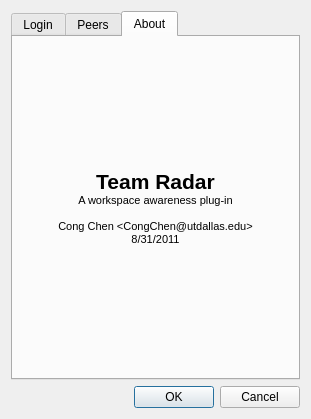
First picture: the form in TeamRadarDlg.ui, repository congchenutd/teamradar, before the edit.
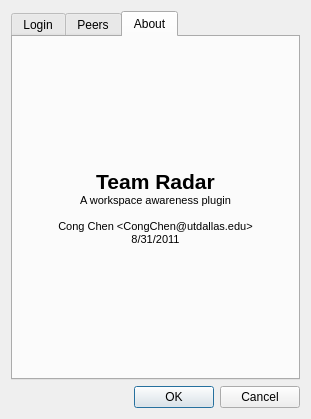
Second picture: the form after the edit. The open tabs and pages were chosen to show the change.

Patch:
```diff
--- a/TeamRadarDlg.ui
+++ b/TeamRadarDlg.ui
@@ -150,7 +150,7 @@
 p, li { white-space: pre-wrap; }
 &lt;/style&gt;&lt;/head&gt;&lt;body style=&quot; font-family:'MS Shell Dlg 2'; font-size:7.85455pt; font-weight:400; font-style:normal;&quot;&gt;
 &lt;p align=&quot;center&quot; style=&quot; margin-top:0px; margin-bottom:0px; margin-left:0px; margin-right:0px; -qt-block-indent:0; text-indent:0px;&quot;&gt;&lt;span style=&quot; font-size:16pt; font-weight:600;&quot;&gt;Team Radar&lt;/span&gt;&lt;/p&gt;
-&lt;p align=&quot;center&quot; style=&quot; margin-top:0px; margin-bottom:0px; margin-left:0px; margin-right:0px; -qt-block-indent:0; text-indent:0px;&quot;&gt;&lt;span style=&quot; font-size:8pt;&quot;&gt;A workspace awareness plug-in&lt;/span&gt;&lt;/p&gt;
+&lt;p align=&quot;center&quot; style=&quot; margin-top:0px; margin-bottom:0px; margin-left:0px; margin-right:0px; -qt-block-indent:0; text-indent:0px;&quot;&gt;&lt;span style=&quot; font-size:8pt;&quot;&gt;A workspace awareness plugin&lt;/span&gt;&lt;/p&gt;
 &lt;p align=&quot;center&quot; style=&quot;-qt-paragraph-type:empty; margin-top:0px; margin-bottom:0px; margin-left:0px; margin-right:0px; -qt-block-indent:0; text-indent:0px; font-size:8pt;&quot;&gt;&lt;/p&gt;
 &lt;p align=&quot;center&quot; style=&quot; margin-top:0px; margin-bottom:0px; margin-left:0px; margin-right:0px; -qt-block-indent:0; text-indent:0px;&quot;&gt;&lt;span style=&quot; font-size:8pt;&quot;&gt;Cong Chen &amp;lt;CongChen@utdallas.edu&amp;gt;&lt;/span&gt;&lt;/p&gt;
 &lt;p align=&quot;center&quot; style=&quot; margin-top:0px; margin-bottom:0px; margin-left:0px; margin-right:0px; -qt-block-indent:0; text-indent:0px;&quot;&gt;&lt;span style=&quot; font-size:8pt;&quot;&gt;8/31/2011&lt;/span&gt;&lt;/p&gt;&lt;/body&gt;&lt;/html&gt;</string>
```
